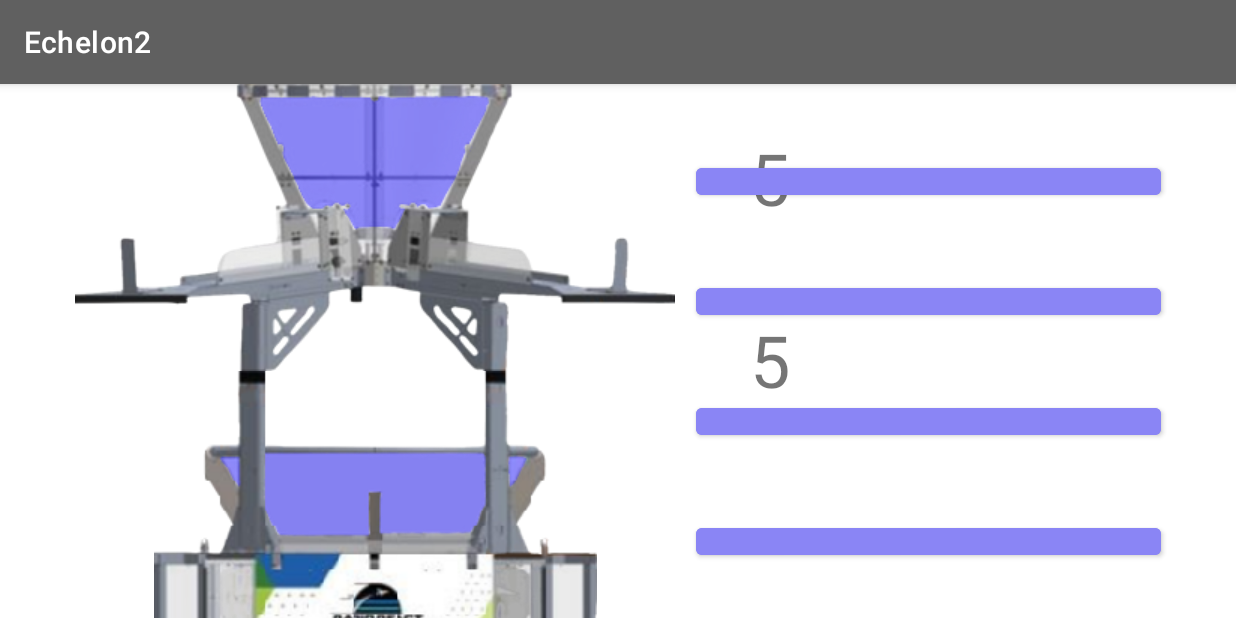
After one commit to HartlandRobotics/EchelonFTC, an Android app: the MatchScoutingActvity screen opened directly, with no data from a screen before it, on a phone screen of 824 x 412 dp (held sideways). The commit adds this screen. Run offline under Robolectric (Android 15) with nearby library versions, the phone set to English and light mode, and no system bars.

Commit message:
Maya/matchscout (#33)
* started match scouting screen

* Fixed hub image sizes

* add to match scouting buttons

* auto and teleop match buttons

Co-authored-by: mdemeniuk07 <20014384@hartlandschools.us>
Co-authored-by: Dennis Burton <dennis.burton@gmail.com>

```diff
--- a/app/src/main/java/org/hartlandrobotics/echelon2/MainActivity.java
+++ b/app/src/main/java/org/hartlandrobotics/echelon2/MainActivity.java
@@ -62,6 +62,7 @@ public class MainActivity extends AppCompatActivity {
 
     private void setupStartScoutingButton(){
         startScouting = this.findViewById(R.id.main_admin_start_scouting);
+        startScouting.setOnClickListener(view -> AutoMatchScoutingActivity.launch(MainActivity.this));
     }
 
     private void setupPitScoutingButton(){
--- /dev/null
+++ b/app/src/main/java/org/hartlandrobotics/echelon2/MatchScoutingActvity.java
@@ -0,0 +1,26 @@
+package org.hartlandrobotics.echelon2;
+
+import androidx.appcompat.app.AppCompatActivity;
+
+import android.content.Context;
+import android.content.Intent;
+import android.os.Bundle;
+
+public class MatchScoutingActvity extends AppCompatActivity {
+
+    @Override
+    protected void onCreate(Bundle savedInstanceState) {
+        super.onCreate(savedInstanceState);
+        setContentView(R.layout.match_scouting_actvity);
+
+
+    }
+
+    public static void launch(Context context){
+        Intent intent = new Intent(context, MatchScoutingActvity.class);
+        context.startActivity(intent);
+    }
+
+
+
+}
--- /dev/null
+++ b/app/src/main/res/layout/match_scouting_actvity.xml
@@ -0,0 +1,91 @@
+<?xml version="1.0" encoding="utf-8"?>
+<androidx.constraintlayout.widget.ConstraintLayout xmlns:android="http://schemas.android.com/apk/res/android"
+    xmlns:app="http://schemas.android.com/apk/res-auto"
+    xmlns:tools="http://schemas.android.com/tools"
+    android:layout_width="match_parent"
+    android:layout_height="match_parent"
+    tools:context=".MatchScoutingActvity">
+
+    <ImageButton
+        android:id="@+id/topHub"
+        android:layout_width="500dp"
+        android:layout_height="wrap_content"
+        android:src="@drawable/frc_hub_top_blue"
+        android:background="@null"
+        app:layout_constraintTop_toTopOf="parent"
+        app:layout_constraintStart_toStartOf="parent"
+        />
+
+    <com.google.android.material.textview.MaterialTextView
+        android:id="@+id/topHubText"
+        android:layout_width="wrap_content"
+        android:layout_height="wrap_content"
+        android:text="5"
+        app:layout_constraintTop_toTopOf="parent"
+        app:layout_constraintStart_toEndOf="@+id/topHub"
+        android:layout_marginTop="30dp"
+        android:textSize="48sp"
+        />
+
+    <ImageButton
+        android:id="@+id/bottomHub"
+        android:layout_width="500dp"
+        android:layout_height="wrap_content"
+        android:src="@drawable/frc_hub_bottom_blue"
+        android:background="@null"
+        app:layout_constraintTop_toBottomOf="@id/topHub"
+        app:layout_constraintStart_toStartOf="parent"
+        />
+
+    <com.google.android.material.textview.MaterialTextView
+        android:id="@+id/bottomHubText"
+        android:layout_width="wrap_content"
+        android:layout_height="wrap_content"
+        android:text="5"
+        app:layout_constraintStart_toEndOf="@+id/bottomHub"
+        app:layout_constraintBottom_toBottomOf="parent"
+        android:layout_marginBottom="140dp"
+        android:textSize="48sp"
+        />
+
+    <com.google.android.material.button.MaterialButton
+        android:id="@+id/traversal"
+        android:layout_width="310dp"
+        android:layout_height="30dp"
+        android:backgroundTint="@color/blueAlliance"
+        app:layout_constraintTop_toTopOf="parent"
+        app:layout_constraintEnd_toEndOf="parent"
+        android:layout_margin="50dp"
+        />
+
+    <com.google.android.material.button.MaterialButton
+        android:id="@+id/high"
+        android:layout_width="310dp"
+        android:layout_height="30dp"
+        android:backgroundTint="@color/blueAlliance"
+        app:layout_constraintTop_toBottomOf="@+id/traversal"
+        app:layout_constraintEnd_toEndOf="parent"
+        android:layout_margin="50dp"
+        />
+
+    <com.google.android.material.button.MaterialButton
+        android:id="@+id/medium"
+        android:layout_width="310dp"
+        android:layout_height="30dp"
+        android:backgroundTint="@color/blueAlliance"
+        app:layout_constraintTop_toBottomOf="@+id/high"
+        app:layout_constraintEnd_toEndOf="parent"
+        android:layout_margin="50dp"
+        />
+
+    <com.google.android.material.button.MaterialButton
+        android:id="@+id/Low"
+        android:layout_width="310dp"
+        android:layout_height="30dp"
+        android:backgroundTint="@color/blueAlliance"
+        app:layout_constraintTop_toBottomOf="@+id/medium"
+        app:layout_constraintEnd_toEndOf="parent"
+        android:layout_margin="50dp"
+        />
+
+</androidx.constraintlayout.widget.ConstraintLayout>
--- a/app/src/main/res/values/colors.xml
+++ b/app/src/main/res/values/colors.xml
@@ -8,4 +8,6 @@
     <color name="secondaryDarkColor">#cbc26d</color>
     <color name="primaryTextColor">#ffeb3b</color>
     <color name="secondaryTextColor">#000000</color>
+    <color name="blueAlliance">#8a85f5</color>
+    <color name="redAlliance">#f18186</color>
 </resources>
```
Also changed, not shown: app/src/main/AndroidManifest.xml (+16 -9 lines), app/src/main/java/org/hartlandrobotics/echelon2/AutoMatchScoutingActivity.java (added, +33 -0 lines), app/src/main/res/layout/activity_auto_match_scouting.xml (added, +60 -0 lines), app/src/main/res/values/strings.xml (+6 -6 lines), app/src/main/res/drawable/frc_hub_bottom_blank.png (added), app/src/main/res/drawable/frc_hub_bottom_blue.png (added), app/src/main/res/drawable/frc_hub_bottom_red.png (added), app/src/main/res/drawable/frc_hub_top_blank.png (added), app/src/main/res/drawable/frc_hub_top_blue.png (added), app/src/main/res/drawable/frc_hub_top_red.png (added).
